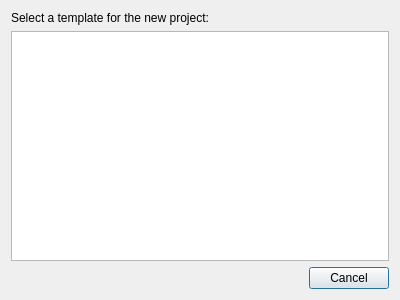
Above: kadas/gui/ui/kadasprojecttemplateselectiondialog.ui from kadas-albireo/kadas-albireo2 before the change. Below: the same form after it.
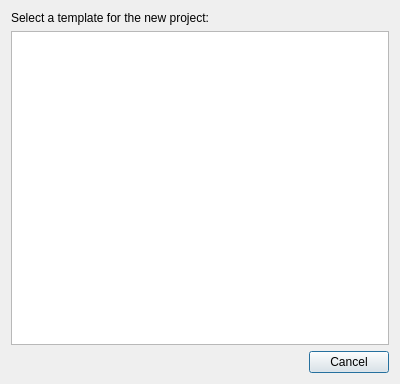
That is the form after the change.

```diff
--- a/kadas/gui/ui/kadasprojecttemplateselectiondialog.ui
+++ b/kadas/gui/ui/kadasprojecttemplateselectiondialog.ui
@@ -7,7 +7,7 @@
     <x>0</x>
     <y>0</y>
     <width>400</width>
-    <height>300</height>
+    <height>384</height>
    </rect>
   </property>
   <property name="windowTitle">
@@ -22,7 +22,13 @@
     </widget>
    </item>
    <item>
-    <widget class="QTreeView" name="mTreeView">
+    <widget class="QTreeWidget" name="mTreeWidget">
+     <property name="editTriggers">
+      <set>QAbstractItemView::NoEditTriggers</set>
+     </property>
+     <property name="showDropIndicator" stdset="0">
+      <bool>false</bool>
+     </property>
      <property name="iconSize">
       <size>
        <width>32</width>
@@ -32,9 +38,11 @@
      <attribute name="headerVisible">
       <bool>false</bool>
      </attribute>
-     <attribute name="headerDefaultSectionSize">
-      <number>26</number>
-     </attribute>
+     <column>
+      <property name="text">
+       <string notr="true">1</string>
+      </property>
+     </column>
     </widget>
    </item>
    <item>
```
